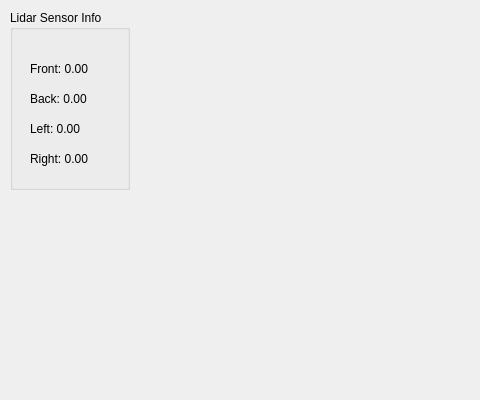
kinesis19/vision_turtlebot_HW_KihongPark, file qt_vision_turtlebot3_maze/ui/mainwindow.ui: the form before one commit; both pictures show x 0 to 480 and y 0 to 400 of the 944 by 704 pixel window.
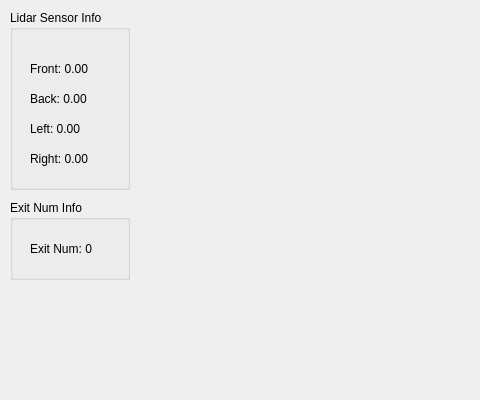
The form after the commit. Icons and pictures are not drawn.

Commit message: :lipstick: Add: exitNum Label in mainwindow.ui

Diff of the .ui file:
```diff
--- a/qt_vision_turtlebot3_maze/ui/mainwindow.ui
+++ b/qt_vision_turtlebot3_maze/ui/mainwindow.ui
@@ -99,6 +99,32 @@
      </property>
     </widget>
    </widget>
+   <widget class="QGroupBox" name="groupBox_2">
+    <property name="geometry">
+     <rect>
+      <x>10</x>
+      <y>200</y>
+      <width>120</width>
+      <height>80</height>
+     </rect>
+    </property>
+    <property name="title">
+     <string>Exit Num Info</string>
+    </property>
+    <widget class="QLabel" name="labelExitNum">
+     <property name="geometry">
+      <rect>
+       <x>20</x>
+       <y>40</y>
+       <width>90</width>
+       <height>17</height>
+      </rect>
+     </property>
+     <property name="text">
+      <string>Exit Num: 0</string>
+     </property>
+    </widget>
+   </widget>
   </widget>
   <action name="action_Quit">
    <property name="text">
```
